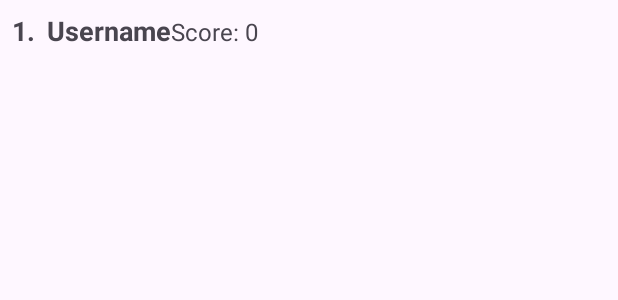
After one commit to PhamTienDat42/Game_GiaiDo_android_java, an Android app: the layout row_rank_item.xml on its own in the app's theme, with its tools: preview values and no code run, on a phone screen of 412 x 824 dp. The commit adds this screen. Shown: the top 300 px of the screen. Run offline under Robolectric (Android 15) with nearby library versions, the phone set to English and light mode, and no system bars.

Commit message:
add logic update ranking

```diff
--- a/app/src/main/AndroidManifest.xml
+++ b/app/src/main/AndroidManifest.xml
@@ -17,6 +17,9 @@
         android:supportsRtl="true"
         android:theme="@style/Theme.Game_GiaiDo"
         tools:targetApi="31">
+        <activity
+            android:name=".RankActivity"
+            android:exported="false" />
         <activity
             android:name=".AddQuestionActivity"
             android:exported="false" />
--- a/app/src/main/java/com/example/game_giaido/MapsActivity.java
+++ b/app/src/main/java/com/example/game_giaido/MapsActivity.java
@@ -680,7 +680,7 @@ public class MapsActivity extends AppCompatActivity implements
                 // Kiểm tra xem câu trả lời có đúng không
                 if (selectedAnswer != null && selectedAnswer.equals(question.getCorrectAnswer())) {
                     // Đúng
-                    currentScore = getIntent().getIntExtra("score", 0);
+                    //currentScore = getIntent().getIntExtra("score", 0);
                     currentScore = currentScore + 10;
                     Toast.makeText(MapsActivity.this, "Câu trả lời đúng!" + currentScore, Toast.LENGTH_SHORT).show();
 
--- a/app/src/main/res/layout/activity_profile.xml
+++ b/app/src/main/res/layout/activity_profile.xml
@@ -97,7 +97,7 @@
                     android:layout_width="match_parent"
                     android:layout_height="wrap_content"
                     android:id="@+id/posts"
-                    android:text="RANK"
+                    android:text="RANKING"
                     android:textAlignment="center"
                     android:textColor="@color/lavender"
                     android:textSize="16sp"/>
--- /dev/null
+++ b/app/src/main/res/layout/row_rank_item.xml
@@ -0,0 +1,31 @@
+<LinearLayout xmlns:android="http://schemas.android.com/apk/res/android"
+    android:layout_width="match_parent"
+    android:layout_height="wrap_content"
+    android:orientation="horizontal"
+    android:padding="8dp">
+
+    <TextView
+        android:id="@+id/textRank"
+        android:layout_width="wrap_content"
+        android:layout_height="wrap_content"
+        android:text="1."
+        android:textStyle="bold"
+        android:textSize="18sp"
+        android:layout_marginEnd="8dp"/>
+
+    <TextView
+        android:id="@+id/textUsername"
+        android:layout_width="wrap_content"
+        android:layout_height="wrap_content"
+        android:text="Username"
+        android:textStyle="bold"
+        android:textSize="18sp" />
+
+    <TextView
+        android:id="@+id/textScore"
+        android:layout_width="wrap_content"
+        android:layout_height="wrap_content"
+        android:text="Score: 0"
+        android:textSize="16sp" />
+
+</LinearLayout>
```
Also changed, not shown: app/src/main/java/com/example/game_giaido/ProfileActivity.java (+61 -2 lines), app/src/main/java/com/example/game_giaido/RankActivity.java (added, +68 -0 lines), app/src/main/java/com/example/game_giaido/RankAdapter.java (added, +71 -0 lines), app/src/main/res/layout/activity_rank.xml (added, +14 -0 lines).
